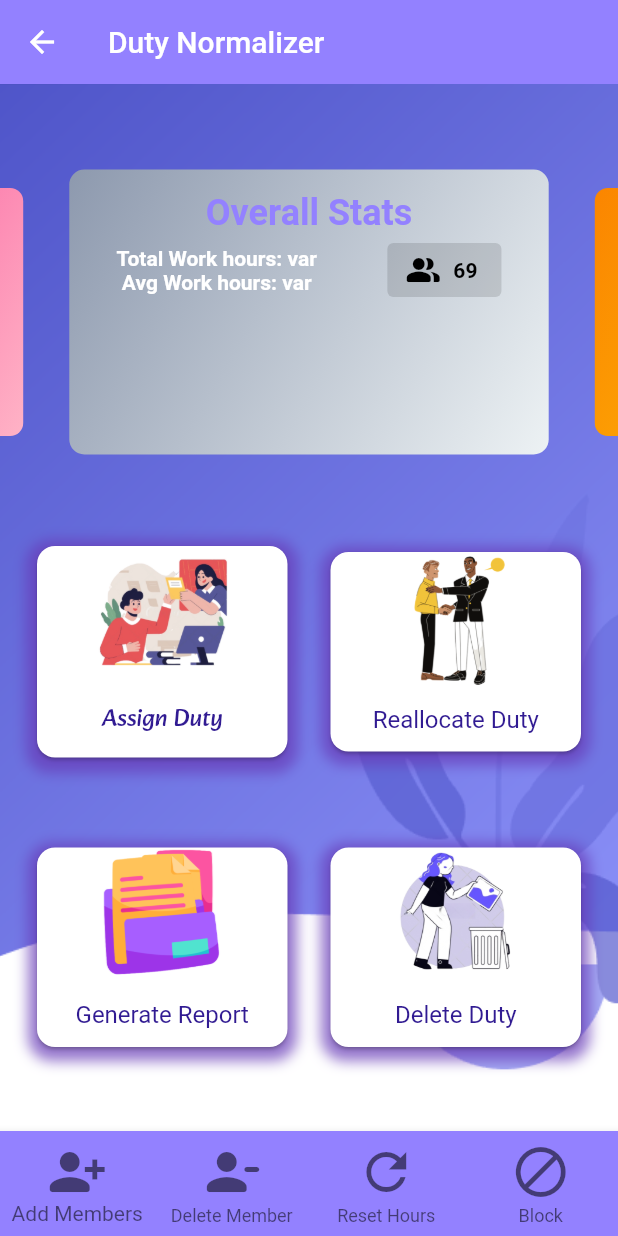
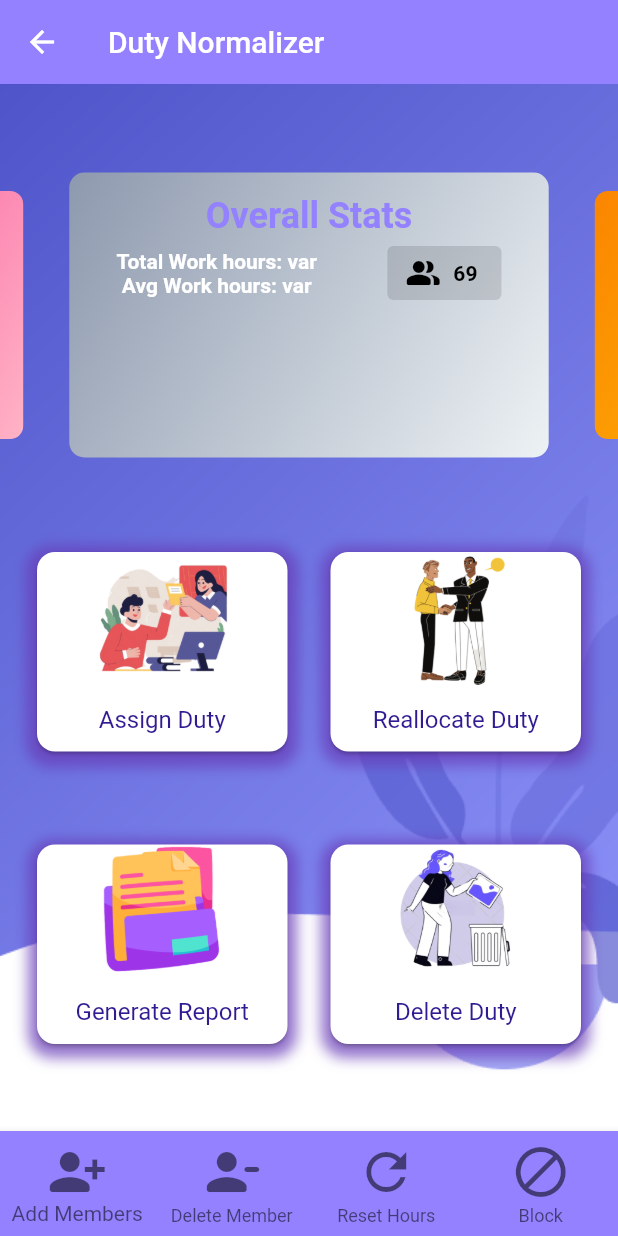
Before and after one commit to aadhi-prem/Duty-Normalizer-App, a Flutter app: the Dashboard screen opened directly, on a phone screen of 412 x 824 dp. Run offline on Flutter 3.47's test engine with Material 2 defaults, Android fonts, the phone set to English and light mode, and no system bars; drawn by our look-alikes of carousel_slider; our stand-ins replace csv, dotted_border, file_picker, fluttertoast, open_file and 3 more; missing offline and left inert: dart:ffi; accounts and stored records are empty; project files that could hold a hidden picture were left out.

Commit message:
Add files via upload

```diff
--- a/lib/dashboard.dart
+++ b/lib/dashboard.dart
@@ -1,9 +1,9 @@
-// import 'reassign_main.dart';
-// import 'BlockUnblock.dart';
-// import 'ReportGeneration.dart';
-// import 'add_main.dart';
-// import 'reassign.dart';
-// import 'DeleteDuty.dart';
+import 'reassign_main.dart';
+import 'BlockUnblock.dart';
+import 'ReportGeneration.dart';
+import 'add_main.dart';
+import 'reassign.dart';
+import 'DeleteDuty.dart';
 import 'package:flutter/material.dart';
 import 'package:carousel_slider/carousel_slider.dart';
 import 'BlockUnblock.dart';
@@ -141,13 +141,6 @@ class _DashboardState extends State<Dashboard> {
           mainAxisAlignment: MainAxisAlignment.spaceEvenly,
           children: [
             Container(
-              //   decoration: BoxDecoration(
-              //   gradient: LinearGradient(
-              //     begin: Alignment.topLeft,
-              //     end: Alignment.bottomRight,
-              //     colors: [Colors.blueAccent, Colors.deepPurple],
-              //   ),
-              // ),
               child: CarouselSlider(
                 options: CarouselOptions(
                   height: 200.0,
@@ -273,7 +266,7 @@ class _DashboardState extends State<Dashboard> {
                                 'Assign Duty',
                                 style: TextStyle(
                                     fontSize: 16,
-                                    fontFamily: 'Alkatra',
+                                    fontFamily: 'Roboto',
                                     color: Colors.deepPurple[900]),
                               ),
                             ),
@@ -288,7 +281,7 @@ class _DashboardState extends State<Dashboard> {
                     Navigator.push(
                       context,
                       MaterialPageRoute(
-                          builder: (context) => Dashboard()), //DutyReport1
+                          builder: (context) => DutyReport1()), //DutyReport1
                     );
                   },
                   child: Container(
@@ -324,7 +317,7 @@ class _DashboardState extends State<Dashboard> {
                               'Reallocate Duty',
                               style: TextStyle(
                                   fontSize: 16,
-                                  fontFamily: 'roboto',
+                                  fontFamily: 'Roboto',
                                   color: Colors.deepPurple[900]),
                             ),
                           ),
@@ -346,7 +339,7 @@ class _DashboardState extends State<Dashboard> {
                       context,
                       MaterialPageRoute(
                           builder: (context) =>
-                              Dashboard()), //ReportGenerationPage
+                              ReportGenerationPage()), //ReportGenerationPage
                     );
                   },
                   child: Container(
@@ -386,7 +379,7 @@ class _DashboardState extends State<Dashboard> {
                                 'Generate Report',
                                 style: TextStyle(
                                     fontSize: 16,
-                                    fontFamily: 'roboto',
+                                    fontFamily: 'Roboto',
                                     color: Colors.deepPurple[900]),
                               ),
                             ),
@@ -401,7 +394,7 @@ class _DashboardState extends State<Dashboard> {
                     Navigator.push(
                       context,
                       MaterialPageRoute(
-                          builder: (context) => Dashboard()), //DeleteDutyPage
+                          builder: (context) => DeleteDutyPage()), //DeleteDutyPage
                     );
                   },
                   child: Container(
@@ -437,7 +430,7 @@ class _DashboardState extends State<Dashboard> {
                               'Delete Duty',
                               style: TextStyle(
                                   fontSize: 16,
-                                  fontFamily: 'roboto',
+                                  fontFamily: 'Roboto',
                                   color: Colors.deepPurple[900]),
                             ),
                           ),
@@ -548,7 +541,7 @@ class _DashboardState extends State<Dashboard> {
                   style: TextStyle(
                       color: Color(0xff9381ff),
                       fontWeight: FontWeight.bold,
-                      fontFamily: 'roboto',
+                      fontFamily: 'Roboto',
                       fontSize: 24
                   ),
                 ),
```
